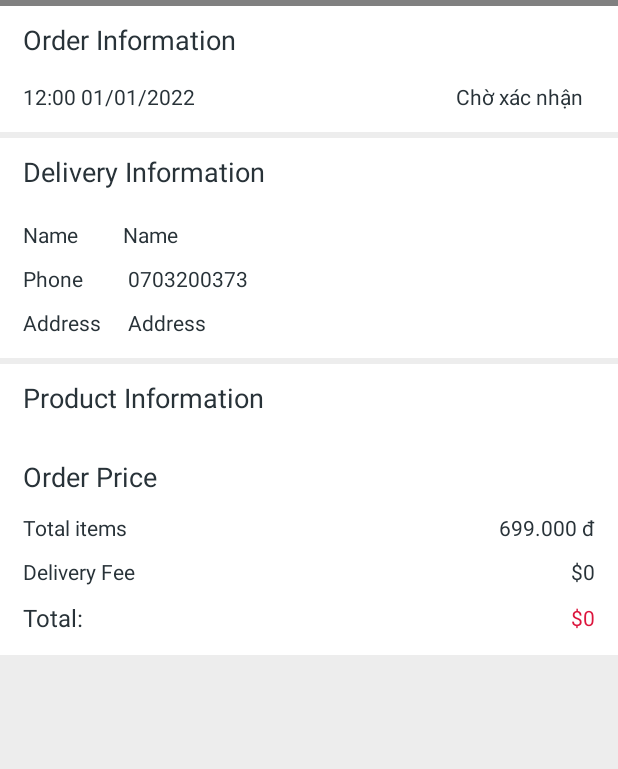
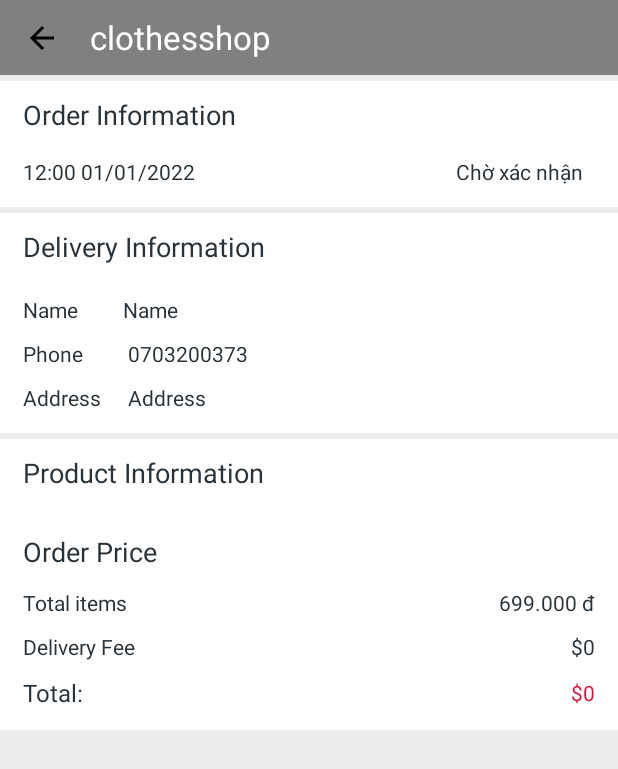
Before and after one commit to Huykhoai/CLOTHESSHOP, an Android app: the OrderInformationActivity screen opened directly, with no data from a screen before it, on a phone screen of 412 x 824 dp. Shown: the top 769 px of the screen. Run offline under Robolectric (Android 15) with nearby library versions, the phone set to English and light mode, and no system bars; our stand-ins replace Picasso; network calls fail; pictures from the network do not load; 12 statements that could not run were skipped.

Commit message:
update date order

```diff
--- a/app/src/main/java/com/example/clothesshop/activity/OrderInformationActivity.java
+++ b/app/src/main/java/com/example/clothesshop/activity/OrderInformationActivity.java
@@ -1,6 +1,8 @@
 package com.example.clothesshop.activity;
 
+import androidx.appcompat.app.ActionBar;
 import androidx.appcompat.app.AppCompatActivity;
+import androidx.appcompat.widget.Toolbar;
 import androidx.recyclerview.widget.RecyclerView;
 
 import android.content.Intent;
@@ -12,6 +14,7 @@ import android.text.Spannable;
 import android.text.SpannableString;
 import android.text.style.ForegroundColorSpan;
 import android.util.Log;
+import android.view.View;
 import android.widget.ListView;
 import android.widget.TextView;
 import android.widget.Toast;
@@ -27,20 +30,29 @@ import java.util.ArrayList;
 public class OrderInformationActivity extends AppCompatActivity {
     TextView dateCreated, dateConfirm, dateCanceled, dateDelivery, dateSuccess, statusCreated, statusConfirm, statusCancel, statusDelivery, statusSuccess,
             name_user_order, phone_user_order, address_user_order, total_item, delivery_fee, total;
-    SimpleDateFormat simpleDateFormat = new SimpleDateFormat("dd/MM/yyyy HH:mm:ss");
     ArrayList<Cart> listCart;
     InfomationAdapter adapter;
     ListView listView;
     Order order;
-
+    Toolbar toolbar;
     @Override
     protected void onCreate(Bundle savedInstanceState) {
         super.onCreate(savedInstanceState);
         setContentView(R.layout.activity_order_information);
         AnhXa();
         getData();
+        Actionbar();
     }
-
+    private void Actionbar() {
+        setSupportActionBar(toolbar);
+        getSupportActionBar().setDisplayShowHomeEnabled(true);
+        toolbar.setNavigationOnClickListener(view -> onBackPressed());
+        ActionBar actionBar =getSupportActionBar();
+        if(actionBar!=null){
+            actionBar.setDisplayShowHomeEnabled(true);
+            actionBar.setTitle(order.getIdOrder());
+        }
+    }
     private void getData() {
        Intent intent = getIntent();
        Bundle bundle = intent.getExtras();
@@ -58,19 +70,10 @@ public class OrderInformationActivity extends AppCompatActivity {
            statusCreated.setText("Chờ xác nhận");
        }
        if(order.getStatus()==2){
-           String text = "Đã hủy";
-           SpannableString spannableString = new SpannableString(text);
-           spannableString.setSpan(new ForegroundColorSpan(Color.RED), 0, text.length(), Spannable.SPAN_EXCLUSIVE_EXCLUSIVE);
-           statusCreated.setText(spannableString);
-       }
-       if(order.getStatus()==3){
-           statusCreated.setText("Xác nhận");
-       }
-       if(order.getStatus()==4){
-           statusCreated.setText("Đang giao");
-       }
-       if(order.getStatus()==5){
-           statusCreated.setText("Thành công");
+           statusCancel.setText("Đã hủy");
+           dateCanceled.setText(order.getCreateCancel());
+           statusCancel.setVisibility(View.VISIBLE);
+           dateCanceled.setVisibility(View.VISIBLE);
        }
        listCart.addAll(order.getList());
        adapter.notifyDataSetChanged();
@@ -78,6 +81,7 @@ public class OrderInformationActivity extends AppCompatActivity {
 
 
     private void AnhXa() {
+        toolbar = findViewById(R.id.toolbar_order_info);
         total_item = findViewById(R.id.total_item_order_info);
         total = findViewById(R.id.total_order_info);
         delivery_fee = findViewById(R.id.delivery_fee_order_info);
@@ -86,9 +90,16 @@ public class OrderInformationActivity extends AppCompatActivity {
         address_user_order = findViewById(R.id.address_user_order_info);
         dateCreated = findViewById(R.id.dateCreated_order_info);
         statusCreated = findViewById(R.id.statusCreated_order_info);
+        dateCanceled = findViewById(R.id.dateCanceled_order_info);
+        statusCancel = findViewById(R.id.statusCancel_order_info);
+        dateConfirm = findViewById(R.id.dateConfirm_order_info);
+        statusConfirm = findViewById(R.id.statusConfirm_order_info);
+        dateSuccess = findViewById(R.id.dateSuccess_order_info);
+        statusSuccess = findViewById(R.id.statusSuccess_order_info);
      listView = findViewById(R.id.listview_Order_detail);
      listCart = new ArrayList<>();
      adapter = new InfomationAdapter(OrderInformationActivity.this,listCart);
      listView.setAdapter(adapter);
     }
+
 }
--- a/app/src/main/java/com/example/clothesshop/fragment/AllOrderFragment.java
+++ b/app/src/main/java/com/example/clothesshop/fragment/AllOrderFragment.java
@@ -36,7 +36,7 @@ import java.util.Map;
 
 
 public class AllOrderFragment extends Fragment {
-    String idOrder,nameorder,addressorder,messagesorder,createAt;
+    String idOrder,nameorder,addressorder,messagesorder,createAt,createCancel;
     String cartname, cartimage, cartsize, cartcolor;
     int cartid, cartquality, cartprice;
     int phoneorder,status, total;
@@ -101,7 +101,8 @@ public class AllOrderFragment extends Fragment {
                              status = jsonObject.getInt("status");
                              total = jsonObject.getInt("total");
                              createAt = jsonObject.getString("createAt");
-                             arrayList.add(new Order(idOrder, nameorder, phoneorder,addressorder, cartArrayList, "", status,total, createAt));
+                             createCancel = jsonObject.getString("createCancel");
+                             arrayList.add(new Order(idOrder, nameorder, phoneorder,addressorder, cartArrayList, "", status,total, createAt,createCancel));
                              adapter.notifyDataSetChanged();
                          }
                      } catch (JSONException e) {
--- a/app/src/main/res/layout/activity_order_information.xml
+++ b/app/src/main/res/layout/activity_order_information.xml
@@ -22,13 +22,12 @@
     <ScrollView
         android:id="@+id/scrollView_order_info"
         android:layout_width="match_parent"
-        android:layout_height="match_parent"
+        android:layout_height="0dp"
         android:layout_marginTop="4dp"
         app:layout_constraintBottom_toBottomOf="parent"
         app:layout_constraintEnd_toEndOf="parent"
-        app:layout_constraintHorizontal_bias="1.0"
         app:layout_constraintStart_toStartOf="parent"
-        app:layout_constraintTop_toBottomOf="@+id/toolbar_order_info"
+        app:layout_constraintTop_toBottomOf="@id/toolbar_order_info"
         app:layout_constraintVertical_bias="0.0">
 
         <LinearLayout
```
Also changed, not shown: app/src/main/java/com/example/clothesshop/adapter/OrderAdapter.java (+5 -3 lines), app/src/main/java/com/example/clothesshop/fragment/ChoXacnhanFragment.java (+4 -3 lines), app/src/main/java/com/example/clothesshop/fragment/DaHuyFragment.java (+4 -3 lines), app/src/main/java/com/example/clothesshop/model/Order.java (+11 -2 lines).
